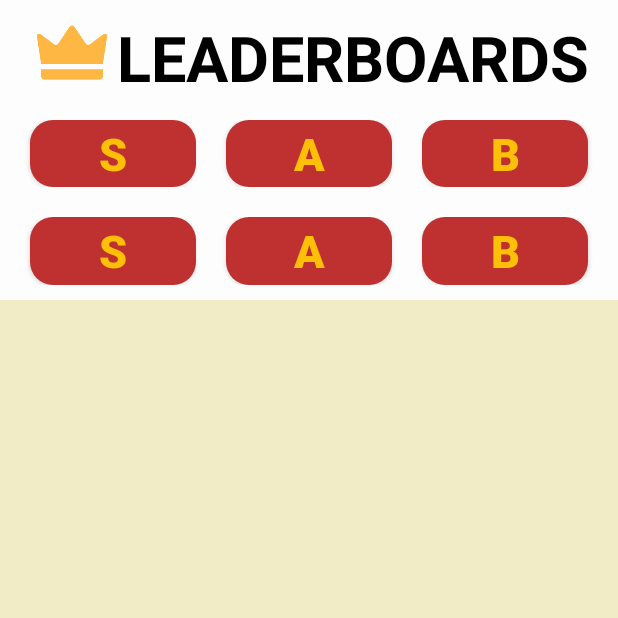
After one commit to WinsalotNot/Servigo_v1, an Android app: the fragment ranking_page shown on its own in the app's theme, on a phone screen of 412 x 824 dp, the top half of it. The commit adds this screen. Run offline under Robolectric (Android 15) with nearby library versions, the phone set to English and light mode, and no system bars.

Commit message:
added ranking page(recycler view) not with the data tho

```diff
--- a/app/src/main/java/com/example/servigo/MainActivity.kt
+++ b/app/src/main/java/com/example/servigo/MainActivity.kt
@@ -14,6 +14,8 @@ import androidx.core.view.ViewCompat
 import androidx.core.view.WindowInsetsCompat
 
 class MainActivity : AppCompatActivity() {
+
+
     override fun onCreate(savedInstanceState: Bundle?) {
         super.onCreate(savedInstanceState)
         enableEdgeToEdge()
--- /dev/null
+++ b/app/src/main/java/com/example/servigo/ranking_page.kt
@@ -0,0 +1,59 @@
+package com.example.servigo
+
+import android.os.Bundle
+import androidx.fragment.app.Fragment
+import android.view.LayoutInflater
+import android.view.View
+import android.view.ViewGroup
+
+// TODO: Rename parameter arguments, choose names that match
+// the fragment initialization parameters, e.g. ARG_ITEM_NUMBER
+private const val ARG_PARAM1 = "param1"
+private const val ARG_PARAM2 = "param2"
+
+/**
+ * A simple [Fragment] subclass.
+ * Use the [ranking_page.newInstance] factory method to
+ * create an instance of this fragment.
+ */
+class ranking_page : Fragment() {
+    // TODO: Rename and change types of parameters
+    private var param1: String? = null
+    private var param2: String? = null
+
+    override fun onCreate(savedInstanceState: Bundle?) {
+        super.onCreate(savedInstanceState)
+        arguments?.let {
+            param1 = it.getString(ARG_PARAM1)
+            param2 = it.getString(ARG_PARAM2)
+        }
+    }
+
+    override fun onCreateView(
+        inflater: LayoutInflater, container: ViewGroup?,
+        savedInstanceState: Bundle?
+    ): View? {
+        // Inflate the layout for this fragment
+        return inflater.inflate(R.layout.fragment_ranking_page, container, false)
+    }
+
+    companion object {
+        /**
+         * Use this factory method to create a new instance of
+         * this fragment using the provided parameters.
+         *
+         * @param param1 Parameter 1.
+         * @param param2 Parameter 2.
+         * @return A new instance of fragment ranking_page.
+         */
+        // TODO: Rename and change types and number of parameters
+        @JvmStatic
+        fun newInstance(param1: String, param2: String) =
+            ranking_page().apply {
+                arguments = Bundle().apply {
+                    putString(ARG_PARAM1, param1)
+                    putString(ARG_PARAM2, param2)
+                }
+            }
+    }
+}
--- /dev/null
+++ b/app/src/main/res/layout/fragment_ranking_page.xml
@@ -0,0 +1,150 @@
+<?xml version="1.0" encoding="utf-8"?>
+<androidx.constraintlayout.widget.ConstraintLayout xmlns:android="http://schemas.android.com/apk/res/android"
+    xmlns:app="http://schemas.android.com/apk/res-auto"
+    xmlns:tools="http://schemas.android.com/tools"
+    android:layout_width="match_parent"
+    android:layout_height="match_parent"
+    android:background="#F1ECC6"
+    tools:context=".ranking_page">
+
+    <!-- ranking options tab -->
+    <LinearLayout
+        android:id="@+id/linearLayout3"
+        android:layout_width="match_parent"
+        android:layout_height="200dp"
+        android:background="#FDFDFD"
+        android:orientation="vertical"
+        app:layout_constraintStart_toStartOf="parent"
+        app:layout_constraintTop_toTopOf="parent">
+
+        <!-- Leaderboard Text -->
+
+        <LinearLayout
+            android:layout_width="match_parent"
+            android:layout_height="70dp"
+            android:gravity="center"
+            android:orientation="horizontal"
+            android:padding="10dp">
+
+            <ImageView
+                android:layout_width="60dp"
+                android:layout_height="match_parent"
+                android:src="@drawable/crown" />
+
+            <TextView
+                android:layout_width="wrap_content"
+                android:layout_height="match_parent"
+                android:gravity="center_vertical"
+                android:text="LEADERBOARDS"
+                android:textColor="#000000"
+                android:textSize="42sp"
+                android:textStyle="bold" />
+
+        </LinearLayout>
+
+        <!-- Ranking buttons -->
+
+        <LinearLayout
+            android:layout_width="match_parent"
+            android:layout_height="130dp"
+            android:orientation="vertical"
+            android:paddingHorizontal="10dp">
+
+            <!-- row buttons -->
+            <LinearLayout
+                android:layout_width="match_parent"
+                android:layout_height="0dp"
+                android:layout_marginVertical="10dp"
+                android:layout_weight="1"
+                android:orientation="horizontal">
+
+                <Button
+                    android:layout_width="0dp"
+                    android:layout_height="match_parent"
+                    android:layout_marginHorizontal="10dp"
+                    android:layout_weight="1"
+                    android:background="@drawable/red_rounded_corners"
+                    android:text="S"
+                    android:textColor="#FDBF07"
+                    android:textSize="30sp"
+                    android:textStyle="bold" />
+
+                <Button
+                    android:layout_width="0dp"
+                    android:layout_height="match_parent"
+                    android:layout_marginHorizontal="10dp"
+                    android:layout_weight="1"
+                    android:background="@drawable/red_rounded_corners"
+                    android:text="A"
+                    android:textColor="#FDBF07"
+                    android:textSize="30sp"
+                    android:textStyle="bold" />
+
+                <Button
+                    android:layout_width="0dp"
+                    android:layout_height="match_parent"
+                    android:layout_marginHorizontal="10dp"
+                    android:layout_weight="1"
+                    android:background="@drawable/red_rounded_corners"
+                    android:text="B"
+                    android:textColor="#FDBF07"
+                    android:textSize="30sp"
+                    android:textStyle="bold" />
+
+            </LinearLayout>
+
+            <LinearLayout
+                android:layout_width="match_parent"
+                android:layout_height="0dp"
+                android:layout_marginVertical="10dp"
+                android:layout_weight="1"
+                android:orientation="horizontal">
+
+                <Button
+                    android:layout_width="0dp"
+                    android:layout_height="match_parent"
+                    android:layout_marginHorizontal="10dp"
+                    android:layout_weight="1"
+                    android:background="@drawable/red_rounded_corners"
+                    android:text="S"
+                    android:textColor="#FDBF07"
+                    android:textSize="30sp"
+                    android:textStyle="bold" />
+
+                <Button
+                    android:layout_width="0dp"
+                    android:layout_height="match_parent"
+                    android:layout_marginHorizontal="10dp"
+                    android:layout_weight="1"
+                    android:background="@drawable/red_rounded_corners"
+                    android:text="A"
+                    android:textColor="#FDBF07"
+                    android:textSize="30sp"
+                    android:textStyle="bold" />
+
+                <Button
+                    android:layout_width="0dp"
+                    android:layout_height="match_parent"
+                    android:layout_marginHorizontal="10dp"
+                    android:layout_weight="1"
+                    android:background="@drawable/red_rounded_corners"
+                    android:text="B"
+                    android:textColor="#FDBF07"
+                    android:textSize="30sp"
+                    android:textStyle="bold" />
+
+            </LinearLayout>
+
+        </LinearLayout>
+
+    </LinearLayout>
+
+    <androidx.recyclerview.widget.RecyclerView
+        android:id="@+id/ranking_recyclerView"
+        android:layout_width="match_parent"
+        android:layout_height="wrap_content"
+        app:layout_constraintStart_toStartOf="parent"
+        app:layout_constraintTop_toBottomOf="@+id/linearLayout3" />
+
+
+</androidx.constraintlayout.widget.ConstraintLayout>
--- a/app/src/main/res/navigation/my_nav.xml
+++ b/app/src/main/res/navigation/my_nav.xml
@@ -36,4 +36,9 @@
         android:name="com.example.servigo.ProfilePage"
         android:label="fragment_profile_page"
         tools:layout="@layout/fragment_profile_page" />
+    <fragment
+        android:id="@+id/ranking_page"
+        android:name="com.example.servigo.ranking_page"
+        android:label="fragment_ranking_page"
+        tools:layout="@layout/fragment_ranking_page" />
 </navigation>
--- a/app/src/main/res/values/strings.xml
+++ b/app/src/main/res/values/strings.xml
@@ -7,7 +7,7 @@
     <string name="wallet">This is the wallet</string>
     <string name="balance">Balance:</string>
     <string name="test_balance">$250,000.00</string>
-    <string name="aboutMe">Lorem ipsum dolor sit amet, consectetur adipiscing elit. Quisque pretium, magna ac varius tincidunt, sapien nunc porttitor ligula, in lobortis orci nulla quis lectus. Nullam nec nisl cursus, sollicitudin lacus facilisis, finibus sapien. Nullam nunc ante, aliquet vel euismod vitae, bibendum vel justo.</string>
+    <string name="aboutMe">Lorem ipsum dolor sit amet, consectetur adipiscing elit. Quisque pretium, magna ac varius tincidunt, sapien nunc porttitor ligula, in lobortis orci nulla quis lectus. Nullam nec nisl cursus, sollicitudin lacus facilisis, finibus sapien.</string>
     <string name="avail">Available</string>
     <string name="inneedof">In Need of...</string>
     <string name="large_text">
```
Also changed, not shown: app/src/main/java/com/example/servigo/RankingData.kt (added, +10 -0 lines), app/src/main/java/com/example/servigo/RatingAdapter.kt (added, +45 -0 lines), app/src/main/res/layout/ranking_list.xml (added, +108 -0 lines), app/src/main/res/drawable/crown.png (added).
